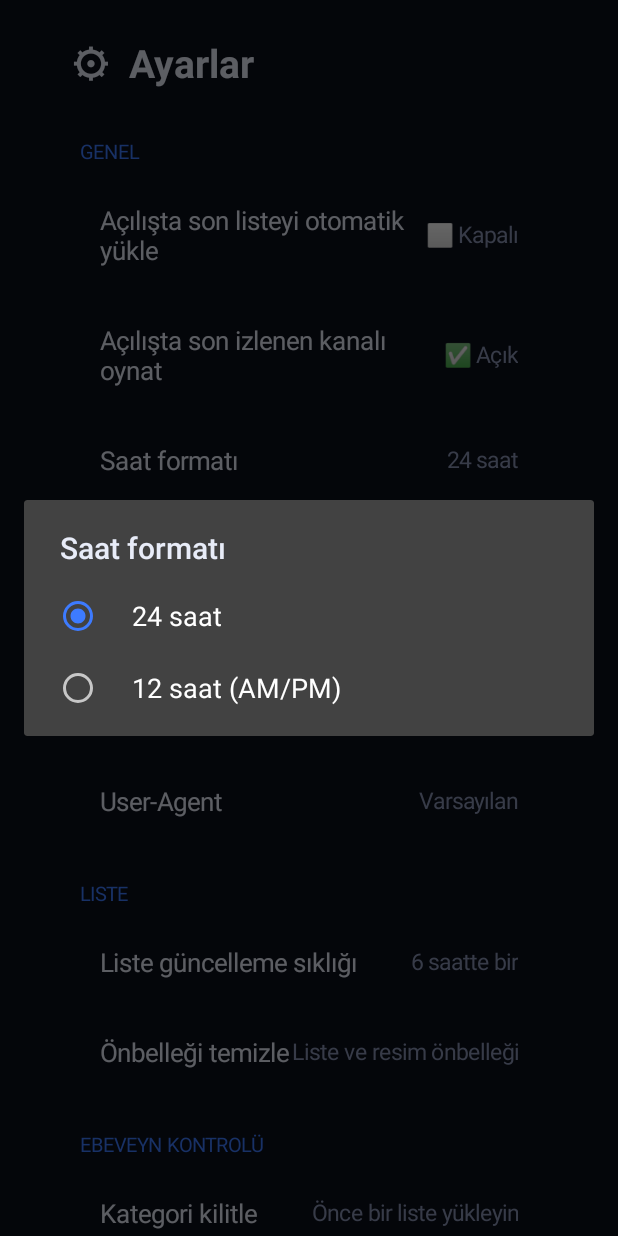
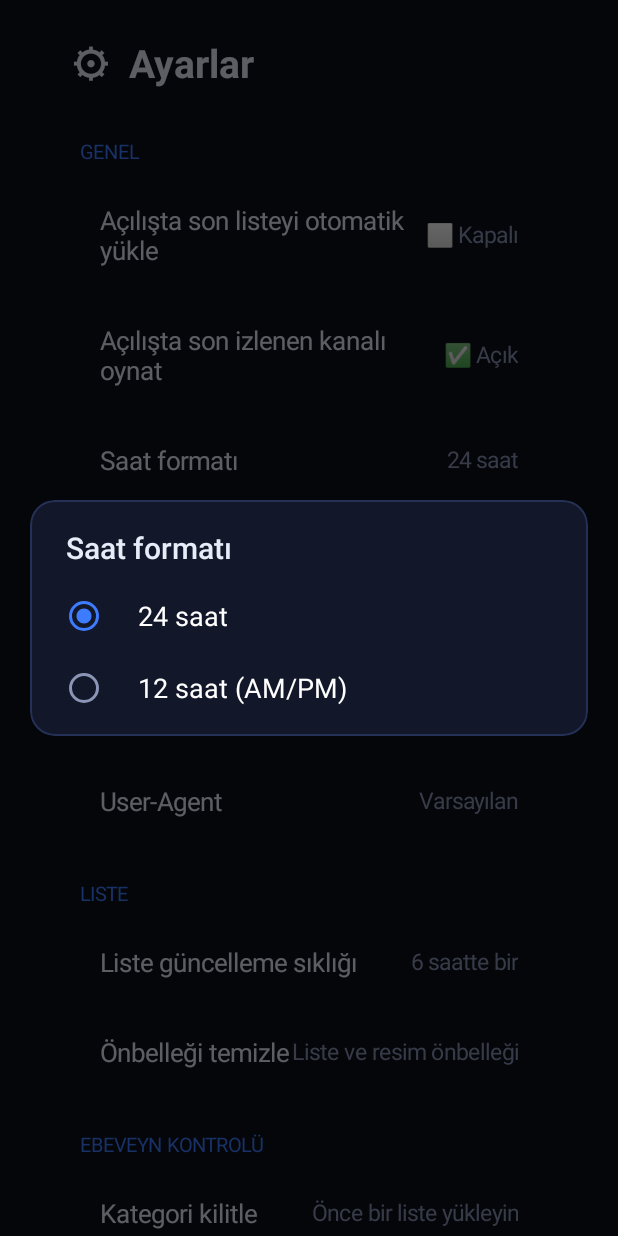
Before and after one commit to smallsword82/hakoplayer, an Android app: the SettingsActivity screen opened directly, with no data from a screen before it, after a tap on "Saat formatı", on a phone screen of 412 x 824 dp. Run offline under Robolectric (Android 15) with nearby library versions, the phone set to English and light mode, and no system bars; 3 other taps on this screen came first.

```diff
--- a/app/src/main/java/com/hako/player/PlayerActivity.kt
+++ b/app/src/main/java/com/hako/player/PlayerActivity.kt
@@ -310,7 +310,9 @@ class PlayerActivity : AppCompatActivity() {
             val raw = rawLiveCats ?: try { src.categories(Kind.LIVE) } catch (_: Exception) { return@launch }
             rawLiveCats = raw
             // "Tümü" yok (yetişkin kanal karışmasın); "Tamamen gizle" modundaki yetişkin kategoriler görünmez
-            val cats = raw.filter { it.id != "*" && it.count > 0 && !Parental.isHidden(Kind.LIVE, it.id, it.name) }
+            val plId = Session.playlist?.id ?: return@launch
+            val hidden = Settings.hiddenCats(plId)
+            val cats = raw.filter { it.id != "*" && it.count > 0 && !Parental.isCatHidden(plId, Kind.LIVE, it.id, it.name, hidden) }
             if (cats.isEmpty() || !panelVisible) return@launch
             panelCatAdapter.items = cats
             val curCat = panelAdapter.items.firstOrNull()?.categoryId ?: current?.categoryId
--- /dev/null
+++ b/app/src/main/res/drawable/bg_btn_ghost.xml
@@ -0,0 +1,10 @@
+<?xml version="1.0" encoding="utf-8"?>
+<!-- İkincil pencere düğmesi (Vazgeç vb.): kumandayla üzerine gelince belirgin çerçeve -->
+<selector xmlns:android="http://schemas.android.com/apk/res/android">
+    <item android:state_focused="true">
+        <shape><solid android:color="@color/panel2" /><corners android:radius="10dp" />
+            <stroke android:width="3dp" android:color="@color/accent" /></shape>
+    </item>
+    <item><shape><solid android:color="@android:color/transparent" /><corners android:radius="10dp" />
+        <stroke android:width="1dp" android:color="@color/line" /></shape></item>
+</selector>
--- /dev/null
+++ b/app/src/main/res/drawable/bg_dialog.xml
@@ -0,0 +1,10 @@
+<?xml version="1.0" encoding="utf-8"?>
+<!-- Uygulama pencereleri (çıkış, PIN, seçimler): koyu panel, yuvarlak köşe, ince çerçeve -->
+<inset xmlns:android="http://schemas.android.com/apk/res/android"
+    android:insetLeft="20dp" android:insetRight="20dp" android:insetTop="20dp" android:insetBottom="20dp">
+    <shape>
+        <solid android:color="@color/panel" />
+        <corners android:radius="16dp" />
+        <stroke android:width="1dp" android:color="@color/line" />
+    </shape>
+</inset>
--- a/app/src/main/res/values/themes.xml
+++ b/app/src/main/res/values/themes.xml
@@ -7,6 +7,38 @@
         <item name="android:textColorPrimary">@color/text</item>
         <item name="android:textColor">@color/text</item>
         <item name="android:textColorHint">@color/muted</item>
+        <item name="alertDialogTheme">@style/HakoDialog</item>
+    </style>
+
+    <!-- Tüm pencereler (çıkış, PIN, seçim listeleri) uygulama renkleriyle -->
+    <style name="HakoDialog" parent="ThemeOverlay.AppCompat.Dialog.Alert">
+        <item name="android:windowBackground">@drawable/bg_dialog</item>
+        <item name="colorAccent">@color/accent</item>
+        <item name="colorControlActivated">@color/accent</item>
+        <item name="colorControlNormal">@color/muted</item>
+        <item name="colorControlHighlight">#553D7BFF</item>
+        <item name="android:textColorPrimary">@color/text</item>
+        <item name="android:textColorSecondary">@color/muted</item>
+        <item name="android:textColorAlertDialogListItem">@color/text</item>
+        <item name="android:textColorHint">@color/muted</item>
+        <item name="buttonBarPositiveButtonStyle">@style/DialogBtnPrimary</item>
+        <item name="buttonBarNegativeButtonStyle">@style/DialogBtn</item>
+        <item name="buttonBarNeutralButtonStyle">@style/DialogBtn</item>
+    </style>
+    <style name="DialogBtn" parent="Widget.AppCompat.Button.ButtonBar.AlertDialog">
+        <item name="android:background">@drawable/bg_btn_ghost</item>
+        <item name="android:textColor">@color/text</item>
+        <item name="android:textAllCaps">false</item>
+        <item name="android:textSize">16sp</item>
+        <item name="android:minWidth">110dp</item>
+        <item name="android:paddingLeft">22dp</item>
+        <item name="android:paddingRight">22dp</item>
+        <item name="android:layout_marginLeft">10dp</item>
+    </style>
+    <style name="DialogBtnPrimary" parent="DialogBtn">
+        <item name="android:background">@drawable/bg_btn</item>
+        <item name="android:textColor">#FFFFFF</item>
+        <item name="android:textStyle">bold</item>
     </style>
     <style name="PlayerTheme" parent="AppTheme">
         <item name="android:windowFullscreen">true</item>
```
Also changed, not shown: app/src/main/java/com/hako/player/DashboardActivity.kt (+11 -5 lines), app/src/main/java/com/hako/player/HomeActivity.kt (+13 -5 lines), app/src/main/java/com/hako/player/Settings.kt (+37 -3 lines), app/src/main/java/com/hako/player/SettingsActivity.kt (+24 -7 lines).
